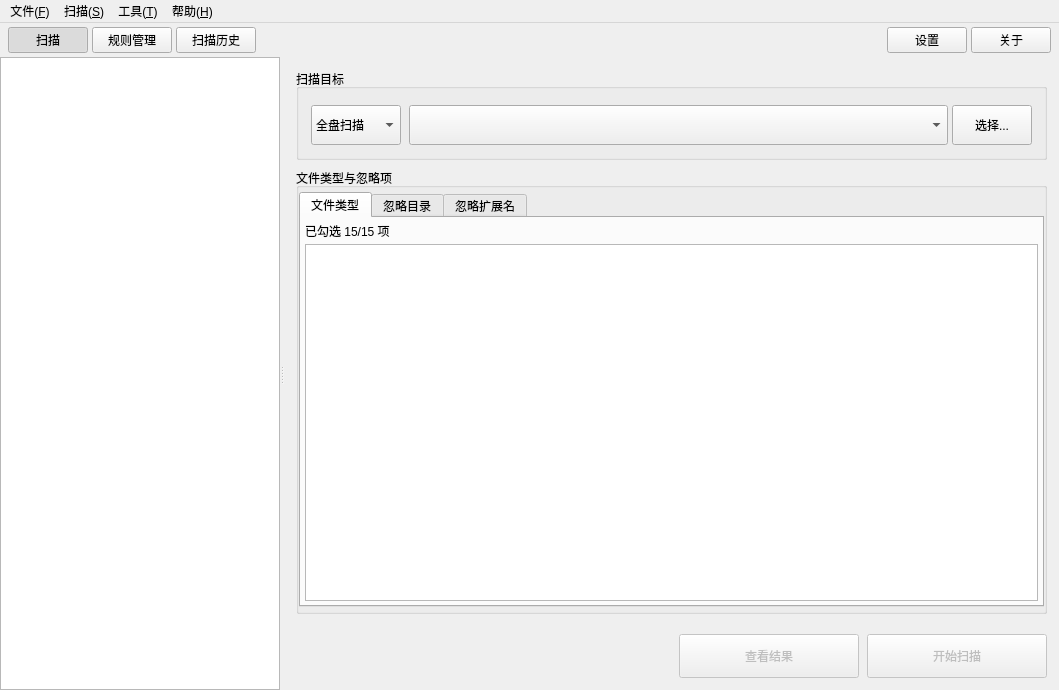
This is src/fuscan/gui/main_window.ui in gookeryoung/fuscan as Qt 5 draws it before an edit. The edited form follows.
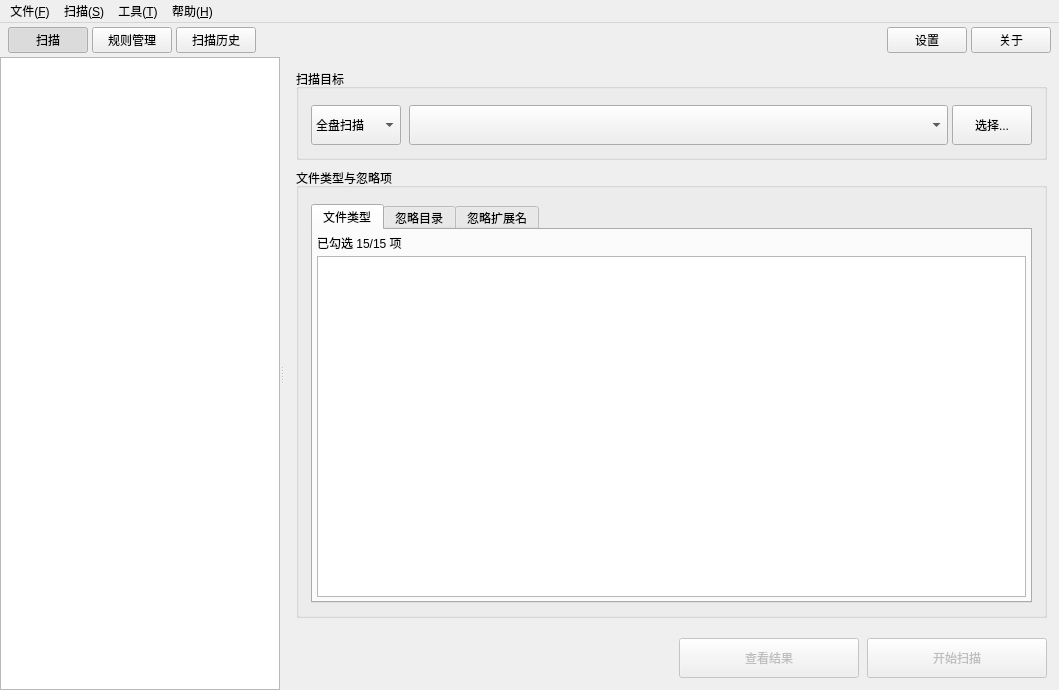
This is the edited form. The open tabs and pages were chosen to show the change. Custom widgets are drawn as their Qt base class.

Commit message:
style(gui): 调整文件类型与忽略项分组的布局参数
将原垂直布局改为水平布局，调整间距和内外边距，优化界面排版

Patch:
```diff
--- a/src/fuscan/gui/main_window.ui
+++ b/src/fuscan/gui/main_window.ui
@@ -364,21 +364,21 @@
                <property name="title">
                 <string>文件类型与忽略项</string>
                </property>
-               <layout class="QVBoxLayout" name="file_types_layout">
+               <layout class="QHBoxLayout" name="horizontalLayout_3">
                 <property name="spacing">
-                 <number>4</number>
+                 <number>8</number>
                 </property>
                 <property name="leftMargin">
-                 <number>0</number>
+                 <number>12</number>
                 </property>
                 <property name="topMargin">
-                 <number>4</number>
+                 <number>16</number>
                 </property>
                 <property name="rightMargin">
-                 <number>0</number>
+                 <number>12</number>
                 </property>
                 <property name="bottomMargin">
-                 <number>4</number>
+                 <number>12</number>
                 </property>
                 <item>
                  <widget class="QTabWidget" name="content_tab_widget">
@@ -579,7 +579,7 @@
                   <property name="minimumSize">
                    <size>
                     <width>180</width>
-                    <height>44</height>
+                    <height>40</height>
                    </size>
                   </property>
                   <property name="cursor">
@@ -601,7 +601,7 @@
                   <property name="minimumSize">
                    <size>
                     <width>180</width>
-                    <height>44</height>
+                    <height>40</height>
                    </size>
                   </property>
                   <property name="cursor">
```
Left out of the diff: 2 changed lines with no effect on the pictures. The commit also changes 1 other file.
